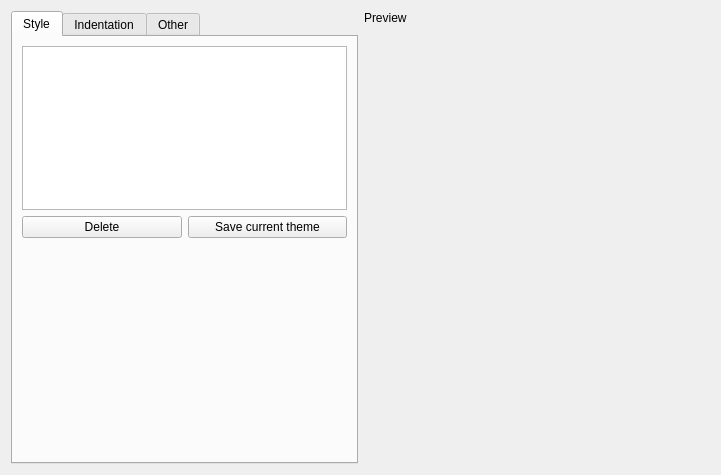
Qt form plugins/astyle/astyle_preferences.ui (KDE/kdevelop) before a commit.
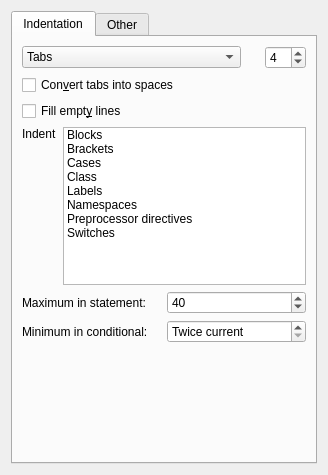
The same form after that commit. Custom widgets are drawn as their Qt base class.

Commit message:
AStyle ported to new SourceFormatter plugin
Still need to fix the config dialog that does strange things

What changed in the file:
```diff
--- a/plugins/astyle/astyle_preferences.ui
+++ b/plugins/astyle/astyle_preferences.ui
@@ -5,7 +5,7 @@
    <rect>
     <x>0</x>
     <y>0</y>
-    <width>721</width>
+    <width>328</width>
     <height>475</height>
    </rect>
   </property>
@@ -15,61 +15,12 @@
      <property name="currentIndex" >
       <number>0</number>
      </property>
-     <widget class="QWidget" name="tabStyle" >
-      <property name="geometry" >
-       <rect>
-        <x>0</x>
-        <y>0</y>
-        <width>347</width>
-        <height>436</height>
-       </rect>
-      </property>
-      <attribute name="title" >
-       <string>Style</string>
-      </attribute>
-      <layout class="QVBoxLayout" name="verticalLayout_4" >
-       <item>
-        <layout class="QGridLayout" name="gridLayout" >
-         <item row="1" column="0" >
-          <widget class="KPushButton" name="btnDelStyle" >
-           <property name="text" >
-            <string>Delete</string>
-           </property>
-          </widget>
-         </item>
-         <item row="1" column="1" >
-          <widget class="KPushButton" name="btnSaveStyle" >
-           <property name="text" >
-            <string>Save current theme</string>
-           </property>
-          </widget>
-         </item>
-         <item row="0" column="0" colspan="2" >
-          <widget class="KListWidget" name="listStyles" />
-         </item>
-        </layout>
-       </item>
-       <item>
-        <spacer name="verticalSpacer_4" >
-         <property name="orientation" >
-          <enum>Qt::Vertical</enum>
-         </property>
-         <property name="sizeHint" stdset="0" >
-          <size>
-           <width>20</width>
-           <height>243</height>
-          </size>
-         </property>
-        </spacer>
-       </item>
-      </layout>
-     </widget>
      <widget class="QWidget" name="tabIndentqtion" >
       <property name="geometry" >
        <rect>
         <x>0</x>
         <y>0</y>
-        <width>347</width>
+        <width>312</width>
         <height>436</height>
        </rect>
       </property>
@@ -576,27 +527,6 @@
      </widget>
     </widget>
    </item>
-   <item>
-    <layout class="QVBoxLayout" name="verticalLayout" >
-     <item>
-      <widget class="QLabel" name="lblPreview" >
-       <property name="text" >
-        <string>Preview</string>
-       </property>
-      </widget>
-     </item>
-     <item>
-      <widget class="QWidget" native="1" name="textEditor" >
-       <property name="sizePolicy" >
-        <sizepolicy vsizetype="Expanding" hsizetype="Expanding" >
-         <horstretch>0</horstretch>
-         <verstretch>0</verstretch>
-        </sizepolicy>
-       </property>
-      </widget>
-     </item>
-    </layout>
-   </item>
   </layout>
  </widget>
  <customwidgets>
@@ -610,11 +540,6 @@
    <extends>QListWidget</extends>
    <header>klistwidget.h</header>
   </customwidget>
-  <customwidget>
-   <class>KPushButton</class>
-   <extends>QPushButton</extends>
-   <header>kpushbutton.h</header>
-  </customwidget>
   <customwidget>
    <class>KTabWidget</class>
    <extends>QTabWidget</extends>
```
Left out of the diff: 2 changed lines with no effect on the pictures. The commit also changes 14 other files.
